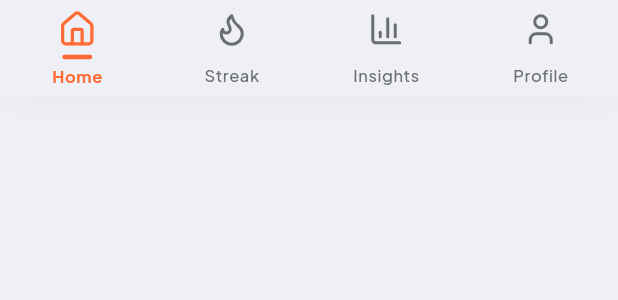
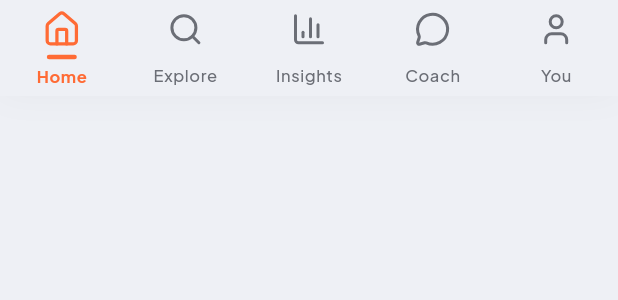
Before and after one commit to aasheesh333/ContrastCoach, a Flutter app: the ContrastBottomNav widget shown alone on an empty page, opened directly with empty values, on a phone screen of 412 x 824 dp. Shown: the top 300 px of the screen. Run offline on Flutter 3.47's test engine with Material 3 defaults, Android fonts, the phone set to English and light mode, and no system bars; our stand-ins replace cloud_firestore, drift, firebase_analytics, firebase_auth, firebase_core, firebase_crashlytics and 11 more; missing offline and left inert: health, purchases_flutter, workmanager; accounts and stored records are empty; generated files the repository leaves out were written again; statements that could not run were skipped.

Commit message:
feat(nav): restructure bottom nav to 5 v4 tabs + spring motion (task 2.1)

```diff
--- a/contrast_coach/lib/presentation/widgets/layout/bottom_nav.dart
+++ b/contrast_coach/lib/presentation/widgets/layout/bottom_nav.dart
@@ -1,4 +1,5 @@
 import 'package:contrast_coach/core/constants/app_colors.dart';
+import 'package:contrast_coach/core/constants/app_motion.dart';
 import 'package:flutter/material.dart';
 import 'package:lucide_icons_flutter/lucide_icons.dart';
 
@@ -17,9 +18,10 @@ class ContrastBottomNav extends StatelessWidget {
 
   static const List<BottomNavItem> items = [
     BottomNavItem(label: 'Home', icon: LucideIcons.house, location: '/home'),
-    BottomNavItem(label: 'Streak', icon: LucideIcons.flame, location: '/streak'),
+    BottomNavItem(label: 'Explore', icon: LucideIcons.search, location: '/explore'),
     BottomNavItem(label: 'Insights', icon: LucideIcons.barChart3, location: '/insights'),
-    BottomNavItem(label: 'Profile', icon: LucideIcons.user, location: '/settings'),
+    BottomNavItem(label: 'Coach', icon: LucideIcons.messageCircle, location: '/coach'),
+    BottomNavItem(label: 'You', icon: LucideIcons.user, location: '/settings'),
   ];
 
   int get _currentIndex {
@@ -36,7 +38,7 @@ class ContrastBottomNav extends StatelessWidget {
         boxShadow: [
           BoxShadow(
             color: Theme.of(context).brightness == Brightness.dark
-                ? Colors.black.withOpacity(0.25)
+                ? AppColors.darkInk.withOpacity(0.25)
                 : Colors.black.withOpacity(0.04),
             blurRadius: 20,
             offset: const Offset(0, -2),
@@ -62,25 +64,25 @@ class ContrastBottomNav extends StatelessWidget {
                       mainAxisAlignment: MainAxisAlignment.center,
                       children: [
                         AnimatedContainer(
-                          duration: const Duration(milliseconds: 200),
-                          curve: Curves.easeOutCubic,
+                          duration: AppMotion.defaultDuration,
+                          curve: AppCurves.spring,
                           child: Icon(
                             items[i].icon,
                             size: i == _currentIndex ? 26 : 24,
                             color: i == _currentIndex
-                                ? AppColors.brandWarm
+                                ? AppColors.heat
                                 : cs.onSurfaceVariant,
                           ),
                         ),
                         const SizedBox(height: 4),
                         AnimatedContainer(
-                          duration: const Duration(milliseconds: 200),
-                          curve: Curves.easeOutCubic,
+                          duration: AppMotion.defaultDuration,
+                          curve: AppCurves.spring,
                           width: i == _currentIndex ? 20 : 0,
                           height: 3,
                           decoration: BoxDecoration(
                             color: i == _currentIndex
-                                ? AppColors.brandWarm
+                                ? AppColors.heat
                                 : Colors.transparent,
                             borderRadius: BorderRadius.circular(2),
                           ),
@@ -91,7 +93,7 @@ class ContrastBottomNav extends StatelessWidget {
                           style: Theme.of(context).textTheme.labelSmall?.copyWith(
                                 fontSize: 11,
                                 color: i == _currentIndex
-                                    ? AppColors.brandWarm
+                                    ? AppColors.heat
                                     : cs.onSurfaceVariant,
                                 fontWeight: i == _currentIndex
                                     ? FontWeight.w700
```
Also changed, not shown: 1 other file.
